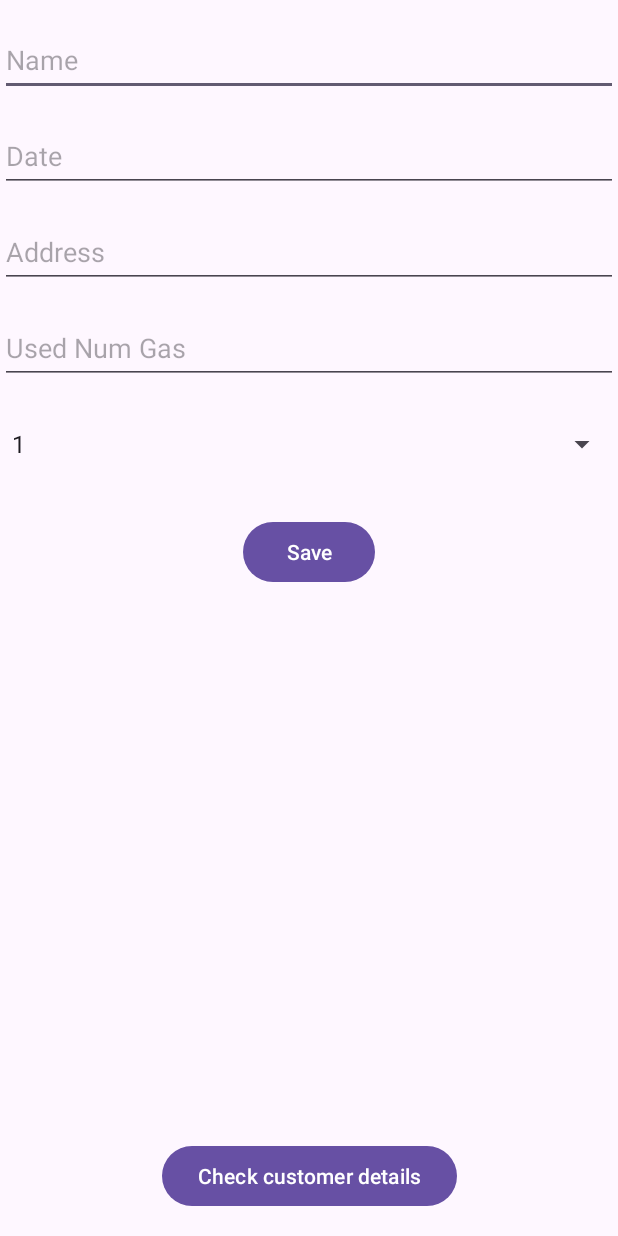
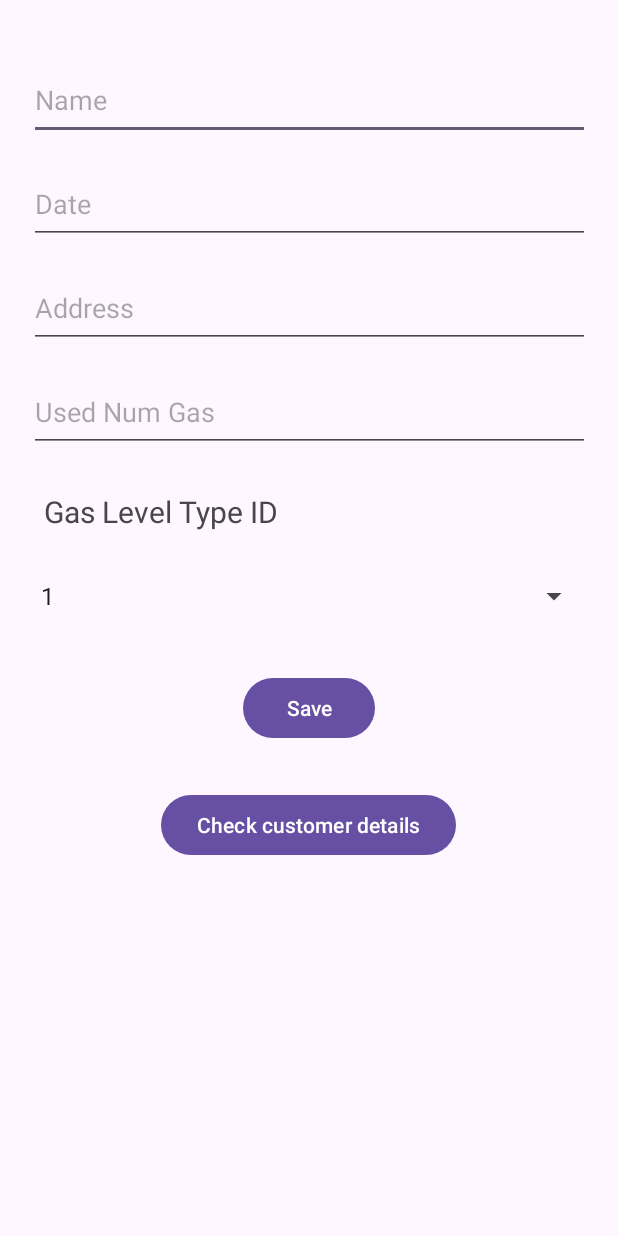
Before and after one commit to HungNguyen0210/Mobile-Application, an Android app: the screen it shows after launch (MainActivity), on a phone screen of 412 x 824 dp. Run offline under Robolectric (Android 15) with nearby library versions, the phone set to English and light mode, and no system bars.

Commit message:
Initial commit

```diff
--- a/app/src/main/res/layout/activity_main.xml
+++ b/app/src/main/res/layout/activity_main.xml
@@ -1,88 +1,114 @@
 <?xml version="1.0" encoding="utf-8"?>
-<androidx.constraintlayout.widget.ConstraintLayout
-    xmlns:android="http://schemas.android.com/apk/res/android"
+<androidx.constraintlayout.widget.ConstraintLayout xmlns:android="http://schemas.android.com/apk/res/android"
     xmlns:app="http://schemas.android.com/apk/res-auto"
     xmlns:tools="http://schemas.android.com/tools"
     android:layout_width="match_parent"
     android:layout_height="match_parent"
     tools:context=".MainActivity">
 
+    <ScrollView
+        android:layout_width="match_parent"
+        android:layout_height="match_parent"
+        android:fillViewport="true">
+
+        <androidx.constraintlayout.widget.ConstraintLayout
+            android:layout_width="match_parent"
+            android:layout_height="wrap_content">
+
             <EditText
                 android:id="@+id/et_name"
-        android:layout_width="0dp"
-        android:layout_height="wrap_content"
+                android:layout_width="374dp"
+                android:layout_height="53dp"
+                android:layout_marginTop="40dp"
                 android:hint="Name"
-        android:layout_marginTop="16dp"
-        app:layout_constraintTop_toTopOf="parent"
+                android:inputType="textPersonName"
+                android:minHeight="48dp"
+                app:layout_constraintEnd_toEndOf="parent"
                 app:layout_constraintStart_toStartOf="parent"
-        app:layout_constraintEnd_toEndOf="parent"
-        android:minHeight="48dp"
-        android:inputType="textPersonName"/>
-
+                app:layout_constraintTop_toTopOf="parent" />
 
             <EditText
                 android:id="@+id/et_yyyymm"
-        android:layout_width="0dp"
-        android:layout_height="wrap_content"
+                android:layout_width="374dp"
+                android:layout_height="53dp"
+                android:layout_marginTop="16dp"
                 android:hint="Date"
-        android:layout_marginTop="16dp"
-        app:layout_constraintTop_toBottomOf="@id/et_name"
+                android:inputType="number"
+                android:minHeight="48dp"
+                app:layout_constraintEnd_toEndOf="parent"
                 app:layout_constraintStart_toStartOf="parent"
-        app:layout_constraintEnd_toEndOf="parent"
-        android:minHeight="48dp"
-        android:inputType="number"/>
+                app:layout_constraintTop_toBottomOf="@id/et_name" />
 
             <EditText
                 android:id="@+id/et_address"
-        android:layout_width="0dp"
-        android:layout_height="wrap_content"
+                android:layout_width="374dp"
+                android:layout_height="53dp"
+                android:layout_marginTop="16dp"
                 android:hint="Address"
-        android:layout_marginTop="16dp"
-        app:layout_constraintTop_toBottomOf="@id/et_yyyymm"
+                android:inputType="textPostalAddress"
+                android:minHeight="48dp"
+                app:layout_constraintEnd_toEndOf="parent"
                 app:layout_constraintStart_toStartOf="parent"
-        app:layout_constraintEnd_toEndOf="parent"
-        android:minHeight="48dp"
-        android:inputType="textPostalAddress"/>
+                app:layout_constraintTop_toBottomOf="@id/et_yyyymm" />
 
             <EditText
                 android:id="@+id/et_used_num_gas"
-        android:layout_width="0dp"
-        android:layout_height="wrap_content"
+                android:layout_width="374dp"
+                android:layout_height="53dp"
+                android:layout_marginTop="16dp"
                 android:hint="Used Num Gas"
+                android:inputType="numberDecimal"
+                android:minHeight="48dp"
+                app:layout_constraintEnd_toEndOf="parent"
+                app:layout_constraintStart_toStartOf="parent"
+                app:layout_constraintTop_toBottomOf="@id/et_address" />
+
+            <!-- Thêm TextView cho Gas Level Type ID -->
+            <TextView
+                android:id="@+id/tv_gas_level_type"
+                android:layout_width="374dp"
+                android:layout_height="53dp"
                 android:layout_marginTop="16dp"
-        app:layout_constraintTop_toBottomOf="@id/et_address"
+                android:padding="10dp"
+                android:text="Gas Level Type ID"
+                android:textAlignment="viewStart"
+                android:textSize="20sp"
+                app:layout_constraintEnd_toEndOf="parent"
                 app:layout_constraintStart_toStartOf="parent"
-        app:layout_constraintEnd_toEndOf="parent"
-        android:minHeight="48dp"
-        android:inputType="numberDecimal"/>
+                app:layout_constraintTop_toBottomOf="@id/et_used_num_gas" />
 
             <Spinner
                 android:id="@+id/spinner_gas_level_type_id"
-        android:layout_width="0dp"
-        android:layout_height="wrap_content"
-        android:layout_marginTop="16dp"
+                android:layout_width="374dp"
+                android:layout_height="53dp"
                 android:minHeight="48dp"
                 app:layout_constraintEnd_toEndOf="parent"
                 app:layout_constraintStart_toStartOf="parent"
-        app:layout_constraintTop_toBottomOf="@id/et_used_num_gas" />
+                app:layout_constraintTop_toBottomOf="@id/tv_gas_level_type" />
 
             <Button
                 android:id="@+id/btn_save"
                 android:layout_width="wrap_content"
                 android:layout_height="wrap_content"
+                android:layout_marginTop="24dp"
                 android:text="Save"
-        android:layout_marginTop="24dp"
-        app:layout_constraintTop_toBottomOf="@+id/spinner_gas_level_type_id"
+                app:layout_constraintEnd_toEndOf="parent"
                 app:layout_constraintStart_toStartOf="parent"
-        app:layout_constraintEnd_toEndOf="parent" />
+                app:layout_constraintTop_toBottomOf="@id/spinner_gas_level_type_id" />
 
             <Button
                 android:id="@+id/btn_view_customer"
                 android:layout_width="wrap_content"
                 android:layout_height="wrap_content"
+                android:layout_marginTop="30dp"
                 android:text="Check customer details"
-        app:layout_constraintBottom_toBottomOf="parent"
+                app:layout_constraintEnd_toEndOf="parent"
+                app:layout_constraintHorizontal_bias="0.499"
                 app:layout_constraintStart_toStartOf="parent"
-        app:layout_constraintEnd_toEndOf="parent"
-        android:layout_marginBottom="16dp" />
+                app:layout_constraintTop_toBottomOf="@id/btn_save" />
+
         </androidx.constraintlayout.widget.ConstraintLayout>
+
+    </ScrollView>
+
+</androidx.constraintlayout.widget.ConstraintLayout>
```
Also changed, not shown: app/src/main/res/layout/activity_customer_details.xml (+15 -39 lines). Lines whose indentation alone changed are shown as unchanged.
